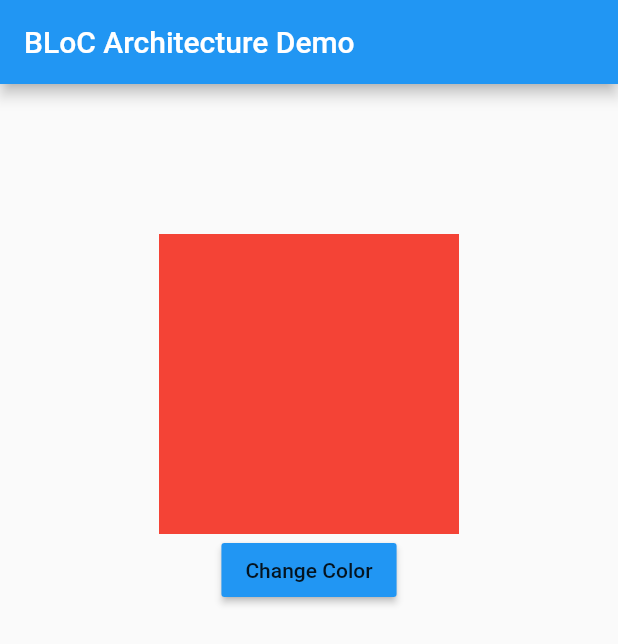
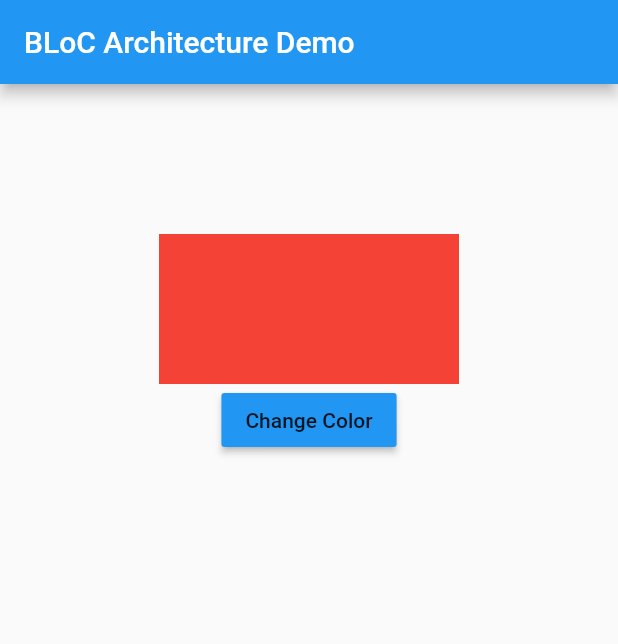
Before and after one commit to Zhark10/flutter-streams, a Flutter app: the screen it shows after launch, on a phone screen of 412 x 824 dp. Shown: the top 644 px of the screen. Run offline on Flutter 3.47's test engine with Material 2 defaults, Android fonts, the phone set to English and light mode, and no system bars.

Commit message:
minor changes

```diff
--- a/lib/main.dart
+++ b/lib/main.dart
@@ -12,7 +12,10 @@ class MyApp extends StatelessWidget {
       theme: ThemeData(
         primarySwatch: Colors.blue,
       ),
-      home: ColorScreen(),
+      initialRoute: '/',
+      routes: {
+        '/': (context) => ColorScreen()
+      },
     );
   }
 }
--- a/lib/ui/screens/color_screen.dart
+++ b/lib/ui/screens/color_screen.dart
@@ -1,5 +1,5 @@
 import 'package:flutter/material.dart';
-import 'package:flutter_streams/model/color_model.dart';
+import 'package:flutter_streams/model/color/color_model.dart';
 import 'package:flutter_streams/ui/widgets/color_box.dart';
 import 'package:flutter_streams/ui/widgets/color_change_button.dart';
 import 'package:flutter_streams/utils/generic_bloc.dart';
--- a/lib/ui/widgets/color_box.dart
+++ b/lib/ui/widgets/color_box.dart
@@ -1,26 +1,40 @@
 import 'package:flutter/material.dart';
-import 'package:flutter_streams/model/color_model.dart';
+import 'package:flutter_streams/model/color/color_model.dart';
 import 'package:flutter_streams/utils/generic_bloc.dart';
 
-class ColorBox extends StatelessWidget {
+class ColorBox extends StatefulWidget {
+  @override
+  _ColorBoxState createState() => _ColorBoxState();
+}
+
+class _ColorBoxState extends State<ColorBox> {
+  bool selected = false;
+
   ColorModel colorModel;
+
   @override
   Widget build(BuildContext context) {
     colorModel = BlocProvider.of(context);
+    colorModel.colorStream.listen((event) {
+      setState(() {
+        selected = !selected;
+      });
+    });
     return Column(
       children: <Widget>[
         Container(
           child: StreamBuilder(
               initialData: Colors.red,
               stream: colorModel.colorStream,
-            builder: (BuildContext context, snapShot) => Center(
+              builder: (BuildContext context, snapShot) => AnimatedContainer(
+                  child: Center(
                     child: Container(
-                height: 200.0,
-                width: 200.0,
+                      height: selected ? 200.0 : 100.0,
+                      width: selected ? 100.0 : 200.0,
                       color: snapShot.data,
                     ),
                   ),
-          ),
+                  duration: Duration(seconds: 1))),
         ),
       ],
     );
--- a/lib/ui/widgets/color_change_button.dart
+++ b/lib/ui/widgets/color_change_button.dart
@@ -1,5 +1,5 @@
 import 'package:flutter/material.dart';
-import 'package:flutter_streams/model/color_model.dart';
+import 'package:flutter_streams/model/color/color_model.dart';
 import 'package:flutter_streams/utils/generic_bloc.dart';
 
 class ColorChangeButton extends StatelessWidget {
```
Also changed, not shown: lib/model/color/color_model.dart (renamed from lib/model/color_model.dart), lib/model/color/color_provider.dart (renamed from lib/model/color_provider.dart). Lines whose indentation alone changed are shown as unchanged.
